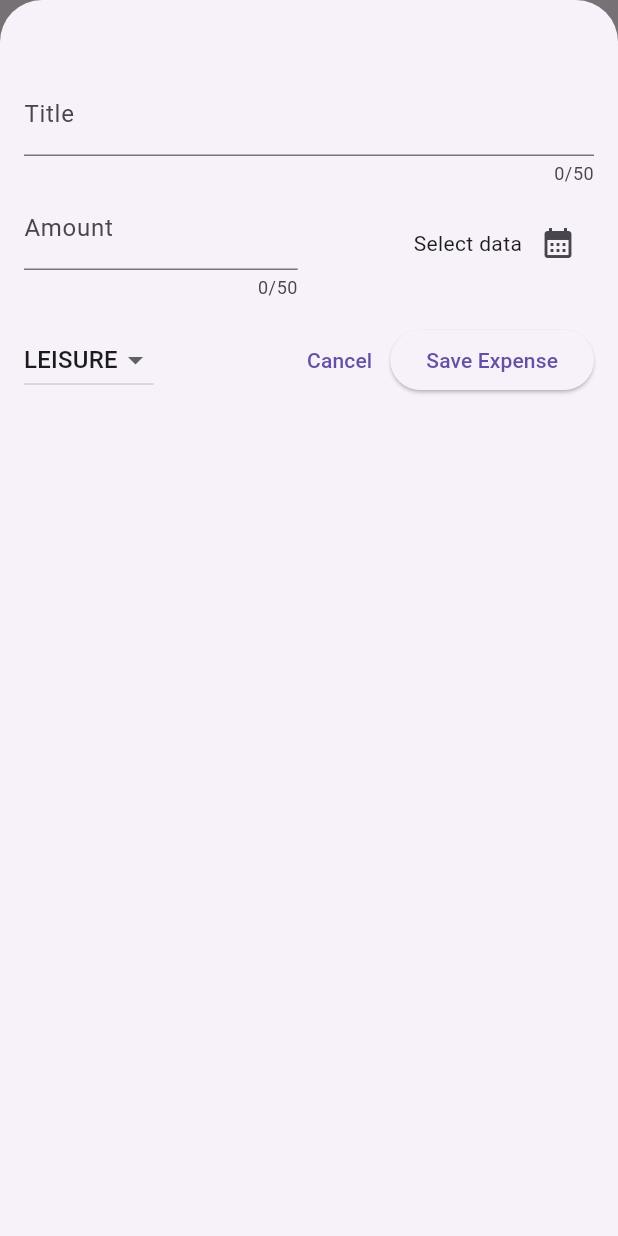
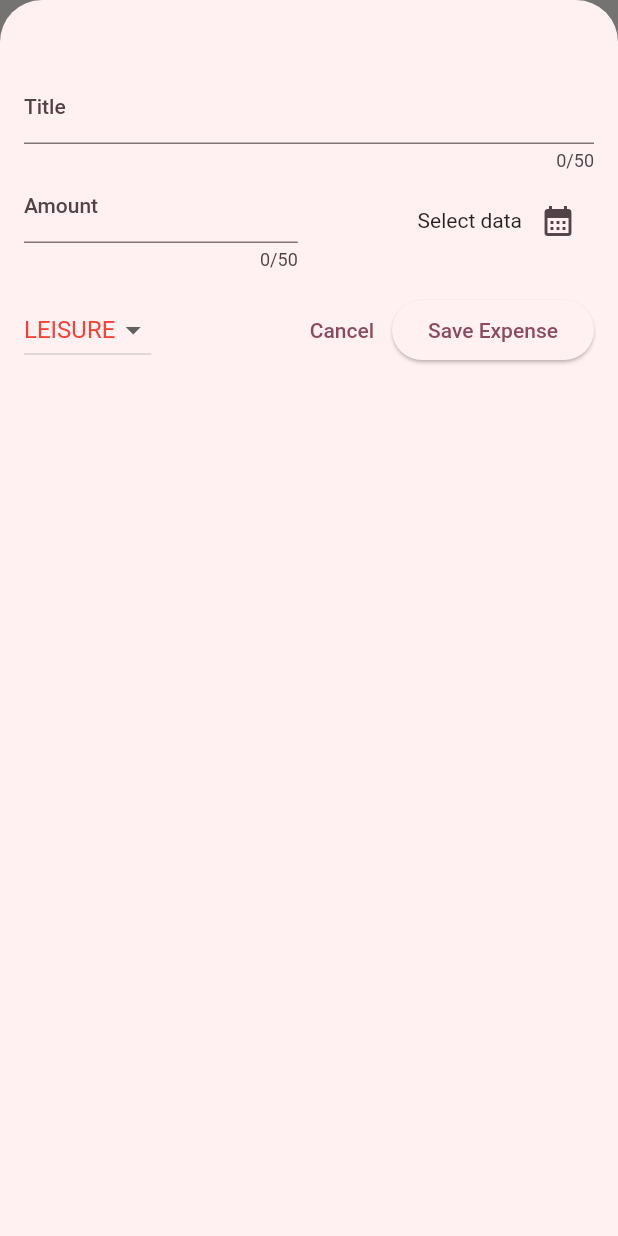
Before and after one commit to KaioPlandel/expense_tracker_app, a Flutter app: the screen it shows after launch, after a tap on the "add" icon, on a phone screen of 412 x 824 dp. Run offline on Flutter 3.47's test engine with Material 2 defaults, Android fonts, the phone set to English and light mode, and no system bars; our stand-ins replace google_fonts; Roboto replaces fonts that are missing (Abel, Aboreto).

Commit message:
feat: add chart and theme

```diff
--- a/lib/main.dart
+++ b/lib/main.dart
@@ -1,9 +1,17 @@
 import 'package:expense_tracker/widgets/expenses_tracker.dart';
 import 'package:flutter/material.dart';
+import 'package:google_fonts/google_fonts.dart';
 
 void main() {
   runApp(MaterialApp(
-    theme: ThemeData(useMaterial3: true),
+    theme: ThemeData().copyWith(
+      useMaterial3: true,
+      colorScheme: ColorScheme.fromSeed(seedColor: Colors.black),
+      textTheme: ThemeData().textTheme.copyWith(
+        titleLarge: TextStyle(fontFamily: GoogleFonts.aboreto().fontFamily, color: Colors.green),
+        titleMedium: TextStyle(fontFamily: GoogleFonts.abel().fontFamily, color: Colors.red),
+      ),
+    ),
     home: const Expense(),
   ));
 }
--- a/lib/models/expense.dart
+++ b/lib/models/expense.dart
@@ -33,3 +33,21 @@ class Expenses {
     return formatter.format(date);
   }
 }
+
+class ExpenseBucket {
+  final Category category;
+  final List<Expenses> expenses;
+
+  const ExpenseBucket({required this.category, required this.expenses});
+
+  ExpenseBucket.forCategory(List<Expenses> allExpenses, this.category) : expenses =  allExpenses.where((expense) => expense.category == category ).toList();
+
+  double get totalExpenses {
+    double sum = 0;
+    for (final expense in expenses) {
+      sum += expense.amount;
+    }
+
+    return sum;
+  }
+}
--- /dev/null
+++ b/lib/widgets/chart/chart.dart
@@ -0,0 +1,96 @@
+import 'package:flutter/material.dart';
+
+import 'package:expense_tracker/models/expense.dart';
+
+import 'chart_bar.dart';
+
+class Chart extends StatelessWidget {
+  const Chart({super.key, required this.expenses});
+
+  final List<Expenses> expenses;
+
+  List<ExpenseBucket> get buckets {
+    return [
+      ExpenseBucket.forCategory(expenses, Category.food),
+      ExpenseBucket.forCategory(expenses, Category.leisure),
+      ExpenseBucket.forCategory(expenses, Category.travel),
+      ExpenseBucket.forCategory(expenses, Category.work),
+    ];
+  }
+
+  double get maxTotalExpense {
+    double maxTotalExpense = 0;
+
+    for (final bucket in buckets) {
+      if (bucket.totalExpenses > maxTotalExpense) {
+        maxTotalExpense = bucket.totalExpenses;
+      }
+    }
+
+    return maxTotalExpense;
+  }
+
+  @override
+  Widget build(BuildContext context) {
+    final isDarkMode =
+        MediaQuery.of(context).platformBrightness == Brightness.dark;
+    return Container(
+      margin: const EdgeInsets.all(16),
+      padding: const EdgeInsets.symmetric(
+        vertical: 16,
+        horizontal: 8,
+      ),
+      width: double.infinity,
+      height: 180,
+      decoration: BoxDecoration(
+        borderRadius: BorderRadius.circular(8),
+        gradient: LinearGradient(
+          colors: [
+            Theme.of(context).colorScheme.primary.withOpacity(0.3),
+            Theme.of(context).colorScheme.primary.withOpacity(0.0)
+          ],
+          begin: Alignment.bottomCenter,
+          end: Alignment.topCenter,
+        ),
+      ),
+      child: Column(
+        children: [
+          Expanded(
+            child: Row(
+              crossAxisAlignment: CrossAxisAlignment.end,
+              children: [
+                for (final bucket in buckets) // alternative to map()
+                  ChartBar(
+                    fill: bucket.totalExpenses == 0
+                        ? 0
+                        : bucket.totalExpenses / maxTotalExpense,
+                  )
+              ],
+            ),
+          ),
+          const SizedBox(height: 12),
+          Row(
+            children: buckets
+                .map(
+                  (bucket) => Expanded(
+                    child: Padding(
+                      padding: const EdgeInsets.symmetric(horizontal: 4),
+                      child: Icon(
+                        categoryIcons[bucket.category],
+                        color: isDarkMode
+                            ? Theme.of(context).colorScheme.secondary
+                            : Theme.of(context)
+                                .colorScheme
+                                .primary
+                                .withOpacity(0.7),
+                      ),
+                    ),
+                  ),
+                )
+                .toList(),
+          )
+        ],
+      ),
+    );
+  }
+}
--- /dev/null
+++ b/lib/widgets/chart/chart_bar.dart
@@ -0,0 +1,35 @@
+
+import 'package:flutter/material.dart';
+
+class ChartBar extends StatelessWidget {
+  const ChartBar({
+    super.key,
+    required this.fill,
+  });
+
+  final double fill;
+
+  @override
+  Widget build(BuildContext context) {
+    final isDarkMode =
+        MediaQuery.of(context).platformBrightness == Brightness.dark;
+    return Expanded(
+      child: Padding(
+        padding: const EdgeInsets.symmetric(horizontal: 4),
+        child: FractionallySizedBox(
+          heightFactor: fill,
+          child: DecoratedBox(
+            decoration: BoxDecoration(
+              shape: BoxShape.rectangle,
+              borderRadius:
+              const BorderRadius.vertical(top: Radius.circular(8)),
+              color: isDarkMode
+                  ? Theme.of(context).colorScheme.secondary
+                  : Theme.of(context).colorScheme.primary.withOpacity(0.65),
+            ),
+          ),
+        ),
+      ),
+    );
+  }
+}
--- a/lib/widgets/expenses_list/expenses_item.dart
+++ b/lib/widgets/expenses_list/expenses_item.dart
@@ -14,7 +14,7 @@ class ExpensesItem extends StatelessWidget {
         padding: const EdgeInsets.symmetric(horizontal: 20, vertical: 16),
         child: Column(
           children: [
-            Text(expenses.title),
+            Text(expenses.title, style: ThemeData().textTheme.titleLarge),
             const SizedBox(height: 4),
             Row(
               children: [
--- a/lib/widgets/expenses_tracker.dart
+++ b/lib/widgets/expenses_tracker.dart
@@ -1,3 +1,4 @@
+import 'package:expense_tracker/widgets/chart/chart.dart';
 import 'package:expense_tracker/widgets/new_expense.dart';
 import 'package:flutter/cupertino.dart';
 import 'package:flutter/material.dart';
@@ -96,7 +97,10 @@ class _ExpenseState extends State<Expense> {
     }
     return Scaffold(
       appBar: AppBar(
-        title: const Text("Flutter ExpenseTracker"),
+        title: Text(
+          "Flutter ExpenseTracker",
+          style: Theme.of(context).textTheme.titleLarge,
+        ),
         actions: [
           IconButton(
             onPressed: _openAddExpenseOverlay,
@@ -106,7 +110,7 @@ class _ExpenseState extends State<Expense> {
       ),
       body: Column(
         children: [
-          const Text("The chart"),
+          Chart(expenses: _resgisteredExpenses),
           Expanded(
             child: mainContent,
           ),
```
